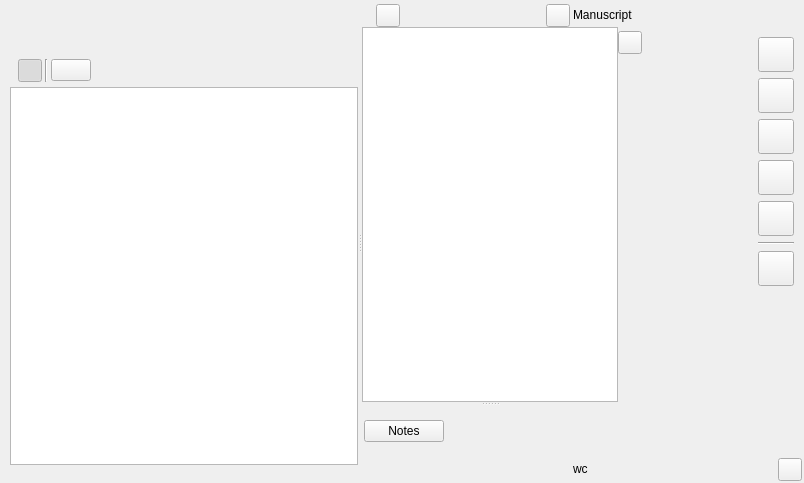
zkovari/plotlyst, file ui/manuscript_view.ui: the form before one commit.
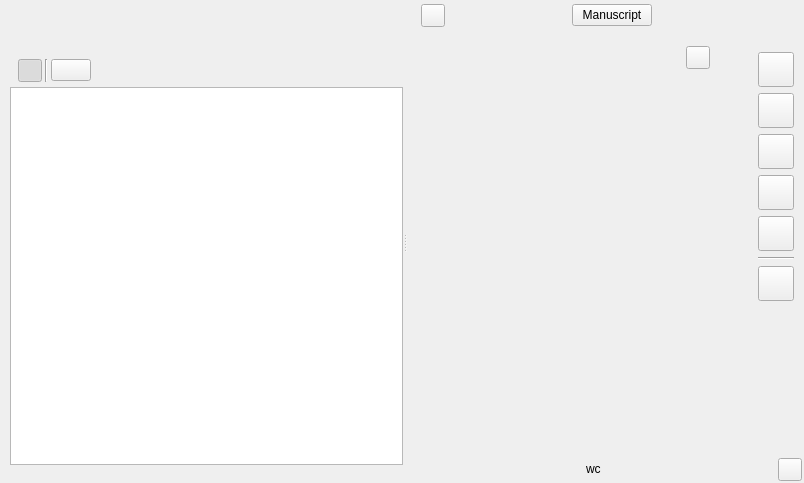
The form after the commit. The open tabs and pages were chosen to show the change. Custom widgets are drawn as their Qt base class.

Commit message: Split manuscript editor to multiple textedits (#1629)

What changed in the file:
```diff
--- a/ui/manuscript_view.ui
+++ b/ui/manuscript_view.ui
@@ -299,23 +299,7 @@
                </spacer>
               </item>
               <item>
-               <widget class="QToolButton" name="btnManuscript">
-                <property name="text">
-                 <string/>
-                </property>
-                <property name="transparent" stdset="0">
-                 <bool>true</bool>
-                </property>
-               </widget>
-              </item>
-              <item>
-               <widget class="QLabel" name="lblTitle">
-                <property name="sizePolicy">
-                 <sizepolicy hsizetype="Preferred" vsizetype="Maximum">
-                  <horstretch>0</horstretch>
-                  <verstretch>0</verstretch>
-                 </sizepolicy>
-                </property>
+               <widget class="QPushButton" name="btnManuscript">
                 <property name="text">
                  <string>Manuscript</string>
                 </property>
@@ -345,76 +329,50 @@
           <property name="spacing">
            <number>0</number>
           </property>
+          <property name="topMargin">
+           <number>15</number>
+          </property>
+          <property name="bottomMargin">
+           <number>15</number>
+          </property>
           <item>
-           <widget class="QWidget" name="wdgEditor" native="true">
-            <property name="sizePolicy">
-             <sizepolicy hsizetype="Preferred" vsizetype="Expanding">
-              <horstretch>0</horstretch>
-              <verstretch>0</verstretch>
-             </sizepolicy>
+           <widget class="QScrollArea" name="scrollEditor">
+            <property name="frameShape">
+             <enum>QFrame::NoFrame</enum>
             </property>
-            <layout class="QVBoxLayout" name="verticalLayout_5">
-             <property name="spacing">
-              <number>0</number>
+            <property name="widgetResizable">
+             <bool>true</bool>
+            </property>
+            <widget class="QWidget" name="wdgEditor">
+             <property name="geometry">
+              <rect>
+               <x>0</x>
+               <y>0</y>
+               <width>277</width>
+               <height>400</height>
+              </rect>
              </property>
-             <property name="leftMargin">
-              <number>0</number>
+             <property name="relaxed-white-bg" stdset="0">
+              <bool>true</bool>
              </property>
-             <property name="topMargin">
-              <number>0</number>
-             </property>
-             <property name="rightMargin">
-              <number>0</number>
-             </property>
-             <property name="bottomMargin">
-              <number>0</number>
-             </property>
-             <item>
-              <widget class="QSplitter" name="splitterEditor">
-               <property name="orientation">
-                <enum>Qt::Vertical</enum>
-               </property>
-               <property name="childrenCollapsible">
-                <bool>false</bool>
-               </property>
-               <widget class="ManuscriptTextEditor" name="textEdit"/>
-               <widget class="QWidget" name="wdgAddon" native="true">
-                <layout class="QVBoxLayout" name="verticalLayout_8">
-                 <property name="spacing">
-                  <number>3</number>
-                 </property>
-                 <property name="leftMargin">
-                  <number>2</number>
-                 </property>
-                 <property name="topMargin">
-                  <number>2</number>
-                 </property>
-                 <property name="rightMargin">
-                  <number>2</number>
-                 </property>
-                 <property name="bottomMargin">
-                  <number>2</number>
-                 </property>
-                 <item alignment="Qt::AlignLeft">
-                  <widget class="IconText" name="icontext">
-                   <property name="font">
-                    <font>
-                     <underline>false</underline>
-                    </font>
-                   </property>
-                   <property name="text">
-                    <string>Notes</string>
-                   </property>
-                   <property name="iconName" stdset="0">
-                    <string>ei.file-edit</string>
-                   </property>
-                  </widget>
-                 </item>
-                </layout>
-               </widget>
-              </widget>
-             </item>
-            </layout>
+             <layout class="QVBoxLayout" name="verticalLayout_5">
+              <property name="spacing">
+               <number>0</number>
+              </property>
+              <property name="leftMargin">
+               <number>15</number>
+              </property>
+              <property name="topMargin">
+               <number>15</number>
+              </property>
+              <property name="rightMargin">
+               <number>15</number>
+              </property>
+              <property name="bottomMargin">
+               <number>15</number>
+              </property>
+             </layout>
+            </widget>
            </widget>
           </item>
           <item>
@@ -548,6 +506,49 @@
                  <property name="bottomMargin">
                   <number>25</number>
                  </property>
+                 <item>
+                  <widget class="QScrollArea" name="scrollArea_3">
+                   <property name="frameShape">
+                    <enum>QFrame::NoFrame</enum>
+                   </property>
+                   <property name="horizontalScrollBarPolicy">
+                    <enum>Qt::ScrollBarAlwaysOff</enum>
+                   </property>
+                   <property name="widgetResizable">
+                    <bool>true</bool>
+                   </property>
+                   <widget class="QWidget" name="scrollSettings">
+                    <property name="geometry">
+                     <rect>
+                      <x>0</x>
+                      <y>0</y>
+                      <width>68</width>
+                      <height>348</height>
+                     </rect>
+                    </property>
+                    <property name="relaxed-white-bg" stdset="0">
+                     <bool>true</bool>
+                    </property>
+                    <layout class="QVBoxLayout" name="verticalLayout_8">
+                     <property name="spacing">
+                      <number>0</number>
+                     </property>
+                     <property name="leftMargin">
+                      <number>0</number>
+                     </property>
+                     <property name="topMargin">
+                      <number>0</number>
+                     </property>
+                     <property name="rightMargin">
+                      <number>0</number>
+                     </property>
+                     <property name="bottomMargin">
+                      <number>0</number>
+                     </property>
+                    </layout>
+                   </widget>
+                  </widget>
+                 </item>
                 </layout>
                </widget>
                <widget class="QWidget" name="pageProgress">
@@ -851,28 +852,6 @@
            <property name="bottomMargin">
             <number>2</number>
            </property>
-           <item>
-            <widget class="QToolButton" name="btnNotes">
-             <property name="cursor">
-              <cursorShape>ArrowCursor</cursorShape>
-             </property>
-             <property name="toolTip">
-              <string>Notes</string>
-             </property>
-             <property name="styleSheet">
-              <string notr="true">QToolButton {
-                                                                                border: 0px hidden black;
-                                                                                }
-                                                                                QToolButton:pressed {
-                                                                                border: 1px solid white;
-                                                                                }
-                                                                            </string>
-             </property>
-             <property name="checkable">
-              <bool>true</bool>
-             </property>
-            </widget>
-           </item>
            <item alignment="Qt::AlignHCenter|Qt::AlignVCenter">
             <widget class="WordsDisplay" name="lblWordCount">
              <property name="text">
@@ -1027,16 +1006,6 @@
    <extends>QToolButton</extends>
    <header>plotlyst.view.widget.scenes</header>
   </customwidget>
-  <customwidget>
-   <class>IconText</class>
-   <extends>QPushButton</extends>
-   <header>plotlyst.view.widget.display</header>
-  </customwidget>
-  <customwidget>
-   <class>ManuscriptTextEditor</class>
-   <extends>QTextEdit</extends>
-   <header>plotlyst.view.widget.manuscript</header>
-  </customwidget>
  </customwidgets>
  <resources/>
  <connections/>
```
Left out of the diff: 29 changed lines with no effect on the pictures. The commit also changes 15 other files.
